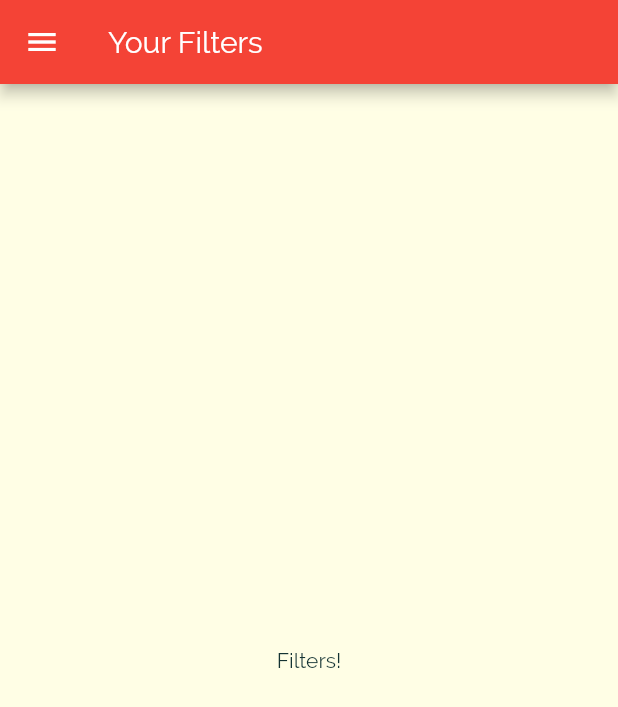
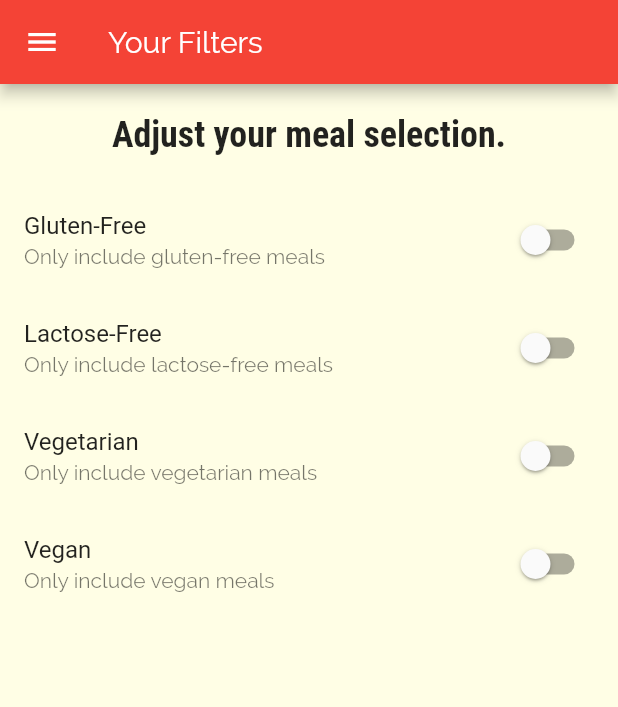
Before and after one commit to ParkSoravee/Fluter_Practice_app3_2, a Flutter app: the FiltersScreen screen opened by its route, on a phone screen of 412 x 824 dp. Shown: the top 707 px of the screen. Run offline on Flutter 3.47's test engine with Material 2 defaults, Android fonts, the phone set to English and light mode, and no system bars.

Commit message:
added filter switch

```diff
--- a/lib/screens/filters_screen.dart
+++ b/lib/screens/filters_screen.dart
@@ -1,8 +1,29 @@
+import 'package:flutter/cupertino.dart';
 import 'package:flutter/material.dart';
 import '../widgets/main_drawer.dart';
 
-class FiltersScreen extends StatelessWidget {
+class FiltersScreen extends StatefulWidget {
   static const routeName = '/filters';
+
+  @override
+  _FiltersScreenState createState() => _FiltersScreenState();
+}
+
+class _FiltersScreenState extends State<FiltersScreen> {
+  var _glutenFree = false;
+  var _vegetarian = false;
+  var _vegan = false;
+  var _lactoseFree = false;
+
+  Widget _buildSwitchListTile(String title, String description,
+      bool currentValue, Function updateValue) {
+    return SwitchListTile(
+      value: currentValue,
+      title: Text(title),
+      subtitle: Text(description),
+      onChanged: updateValue,
+    );
+  }
 
   @override
   Widget build(BuildContext context) {
@@ -11,8 +32,70 @@ class FiltersScreen extends StatelessWidget {
         title: Text('Your Filters'),
       ),
       drawer: MainDrawer(),
-      body: Center(
-        child: Text('Filters!'),
+      body: Column(
+        children: [
+          Container(
+            padding: EdgeInsets.all(20),
+            child: Text(
+              'Adjust your meal selection.',
+              style: Theme.of(context).textTheme.title,
+            ),
+          ),
+          Expanded(
+            child: ListView(
+              children: [
+                _buildSwitchListTile(
+                  'Gluten-Free',
+                  'Only include gluten-free meals',
+                  _glutenFree,
+                  (newValue) {
+                    setState(
+                      () {
+                        _glutenFree = newValue;
+                      },
+                    );
+                  },
+                ),
+                _buildSwitchListTile(
+                  'Lactose-Free',
+                  'Only include lactose-free meals',
+                  _lactoseFree,
+                      (newValue) {
+                    setState(
+                          () {
+                        _lactoseFree = newValue;
+                      },
+                    );
+                  },
+                ),
+                _buildSwitchListTile(
+                  'Vegetarian',
+                  'Only include vegetarian meals',
+                  _vegetarian,
+                      (newValue) {
+                    setState(
+                          () {
+                        _vegetarian = newValue;
+                      },
+                    );
+                  },
+                ),
+                _buildSwitchListTile(
+                  'Vegan',
+                  'Only include vegan meals',
+                  _vegan,
+                      (newValue) {
+                    setState(
+                          () {
+                        _vegan = newValue;
+                      },
+                    );
+                  },
+                ),
+              ],
+            ),
+          ),
+        ],
       ),
     );
   }
```
